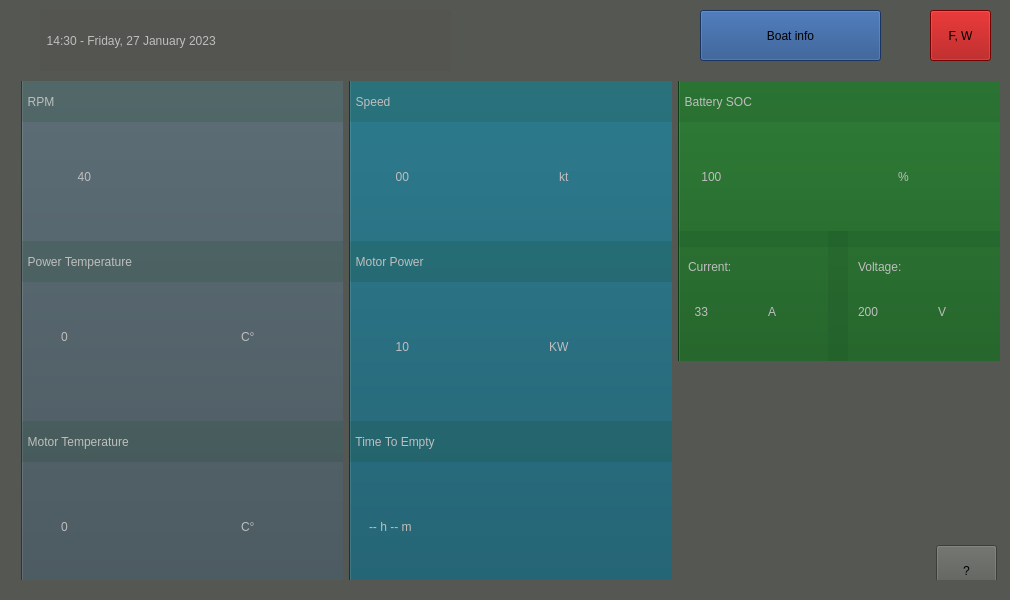
Old version of the form apps/huracanXsantoka/mainwindow.ui in the repository GiovanniRaseraF/santoka_qt.
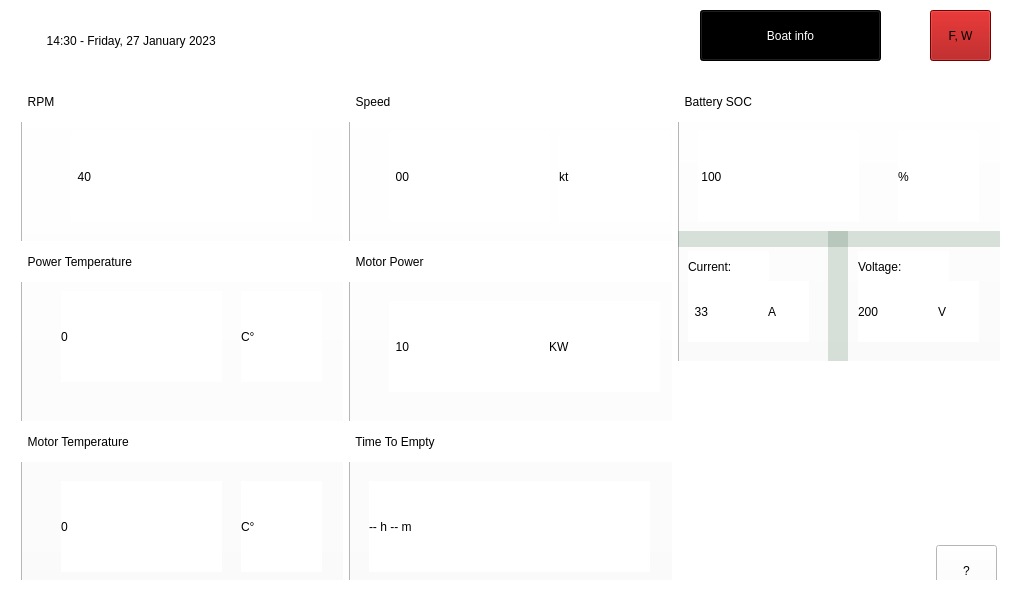
New version of the form. Icons and pictures are not drawn.

Commit message: ui: add white background

What changed in the file:
```diff
--- a/apps/huracanXsantoka/mainwindow.ui
+++ b/apps/huracanXsantoka/mainwindow.ui
@@ -23,7 +23,7 @@
    <string/>
   </property>
   <property name="styleSheet">
-   <string notr="true">background-color: rgb(85, 87, 83)</string>
+   <string notr="true">background-color: rgb(255, 255, 255);</string>
   </property>
   <widget class="QWidget" name="centralWidget">
    <widget class="QWidget" name="horizontalLayoutWidget">
@@ -50,7 +50,7 @@
            </rect>
           </property>
           <property name="styleSheet">
-           <string notr="true">background-color:rgb(60, 76, 84);</string>
+           <string notr="true">background-color:rgb(255, 255, 255);</string>
           </property>
           <property name="text">
            <string/>
@@ -75,7 +75,8 @@
            <string>&lt;html&gt;&lt;head/&gt;&lt;body&gt;&lt;p align=&quot;center&quot;&gt;&lt;br/&gt;&lt;/p&gt;&lt;/body&gt;&lt;/html&gt;</string>
           </property>
           <property name="styleSheet">
-           <string notr="true">background-color: rgba(16, 73, 31,40);
+           <string notr="true">background-color: rgb(255, 255, 255);
+color:rgb(0,0,0);
 font: 20pt &quot;Ubuntu&quot;;</string>
           </property>
           <property name="text">
@@ -101,7 +102,8 @@
            <string>&lt;html&gt;&lt;head/&gt;&lt;body&gt;&lt;p align=&quot;center&quot;&gt;&lt;br/&gt;&lt;/p&gt;&lt;/body&gt;&lt;/html&gt;</string>
           </property>
           <property name="styleSheet">
-           <string notr="true">background-color: rgba(16, 73, 31,40);
+           <string notr="true">background-color: rgb(255, 255, 255);
+color:rgb(0,0,0);
 font: 20pt &quot;Ubuntu&quot;;</string>
           </property>
           <property name="text">
@@ -121,7 +123,8 @@
            </rect>
           </property>
           <property name="styleSheet">
-           <string notr="true">background-color: rgba(16, 73, 31,0);
+           <string notr="true">background-color: rgb(255, 255, 255);
+color:rgb(0,0,0);
 font: 50pt &quot;Ubuntu&quot;;</string>
           </property>
           <property name="text">
@@ -141,7 +144,8 @@
            </rect>
           </property>
           <property name="styleSheet">
-           <string notr="true">background-color: rgba(16, 73, 31,0);
+           <string notr="true">background-color: rgb(255, 255, 255);
+color:rgb(0,0,0);
 font: 50pt &quot;Ubuntu&quot;;</string>
           </property>
           <property name="text">
@@ -167,7 +171,8 @@
            <string>&lt;html&gt;&lt;head/&gt;&lt;body&gt;&lt;p align=&quot;center&quot;&gt;&lt;br/&gt;&lt;/p&gt;&lt;/body&gt;&lt;/html&gt;</string>
           </property>
           <property name="styleSheet">
-           <string notr="true">background-color: rgba(16, 73, 31,40);
+           <string notr="true">background-color: rgb(255, 255, 255);
+color:rgb(0,0,0);
 font: 20pt &quot;Ubuntu&quot;;</string>
           </property>
           <property name="text">
@@ -187,7 +192,8 @@
            </rect>
           </property>
           <property name="styleSheet">
-           <string notr="true">background-color: rgba(16, 73, 31,0);
+           <string notr="true">background-color: rgb(255, 255, 255);
+color:rgb(0,0,0);
 font: 50pt &quot;Ubuntu&quot;;</string>
           </property>
           <property name="text">
@@ -207,7 +213,8 @@
            </rect>
           </property>
           <property name="styleSheet">
-           <string notr="true">background-color: rgba(16, 73, 31,0);
+           <string notr="true">background-color: rgb(255, 255, 255);
+color:rgb(0,0,0);
 font: 50pt &quot;Ubuntu&quot;;</string>
           </property>
           <property name="text">
@@ -247,7 +254,8 @@
            </rect>
           </property>
           <property name="styleSheet">
-           <string notr="true">background-color: rgba(16, 73, 31,0);
+           <string notr="true">background-color: rgb(255, 255, 255);
+color:rgb(0,0,0);
 font: 50pt &quot;Ubuntu&quot;;</string>
           </property>
           <property name="text">
@@ -272,7 +280,7 @@
            </rect>
           </property>
           <property name="styleSheet">
-           <string notr="true">background-color: rgb(9, 80, 99);
+           <string notr="true">background-color: rgb(255, 255, 255);
 </string>
           </property>
           <property name="text">
@@ -292,7 +300,8 @@
            </rect>
           </property>
           <property name="styleSheet">
-           <string notr="true">background-color: rgba(16, 73, 31,0);
+           <string notr="true">background-color: rgb(255, 255, 255);
+color:rgb(0,0,0);
 font: 50pt &quot;Ubuntu&quot;;</string>
           </property>
           <property name="text">
@@ -312,7 +321,8 @@
            </rect>
           </property>
           <property name="styleSheet">
-           <string notr="true">background-color: rgba(16, 73, 31,0);
+           <string notr="true">background-color: rgb(255, 255, 255);
+color:rgb(0,0,0);
 font: 30pt &quot;Ubuntu&quot;;</string>
           </property>
           <property name="text">
@@ -338,7 +348,8 @@
            <string>&lt;html&gt;&lt;head/&gt;&lt;body&gt;&lt;p align=&quot;center&quot;&gt;&lt;br/&gt;&lt;/p&gt;&lt;/body&gt;&lt;/html&gt;</string>
           </property>
           <property name="styleSheet">
-           <string notr="true">background-color: rgba(16, 73, 31,40);
+           <string notr="true">background-color: rgb(255, 255, 255);
+color:rgb(0,0,0);
 font: 20pt &quot;Ubuntu&quot;;</string>
           </property>
           <property name="text">
@@ -364,7 +375,8 @@
            <string>&lt;html&gt;&lt;head/&gt;&lt;body&gt;&lt;p align=&quot;center&quot;&gt;&lt;br/&gt;&lt;/p&gt;&lt;/body&gt;&lt;/html&gt;</string>
           </property>
           <property name="styleSheet">
-           <string notr="true">background-color: rgba(16, 73, 31,40);
+           <string notr="true">background-color: rgb(255, 255, 255);
+color:rgb(0,0,0);
 font: 20pt &quot;Ubuntu&quot;;</string>
           </property>
           <property name="text">
@@ -390,7 +402,8 @@
            <string>&lt;html&gt;&lt;head/&gt;&lt;body&gt;&lt;p align=&quot;center&quot;&gt;&lt;br/&gt;&lt;/p&gt;&lt;/body&gt;&lt;/html&gt;</string>
           </property>
           <property name="styleSheet">
-           <string notr="true">background-color: rgba(16, 73, 31,40);
+           <string notr="true">background-color: rgb(255, 255, 255);
+color:rgb(0,0,0);
 font: 20pt &quot;Ubuntu&quot;;</string>
           </property>
           <property name="text">
@@ -410,7 +423,8 @@
            </rect>
           </property>
           <property name="styleSheet">
-           <string notr="true">background-color: rgba(16, 73, 31,0);
+           <string notr="true">background-color: rgb(255, 255, 255);
+color:rgb(0,0,0);
 font: 50pt &quot;Ubuntu&quot;;</string>
           </property>
           <property name="text">
@@ -430,7 +444,8 @@
            </rect>
           </property>
           <property name="styleSheet">
-           <string notr="true">background-color: rgba(16, 73, 31,0);
+           <string notr="true">background-color: rgb(255, 255, 255);
+color:rgb(0,0,0);
 font: 50pt &quot;Ubuntu&quot;;</string>
           </property>
           <property name="text">
@@ -470,7 +485,8 @@
            </rect>
           </property>
           <property name="styleSheet">
-           <string notr="true">background-color: rgba(16, 73, 31,0);
+           <string notr="true">background-color: rgb(255, 255, 255);
+color:rgb(0,0,0);
 font: 40pt &quot;Ubuntu&quot;;</string>
           </property>
           <property name="text">
@@ -506,7 +522,7 @@
           </property>
           <property name="styleSheet">
            <string notr="true">
-background-color: rgb(14, 86, 22);</string>
+background-color: rgb(255, 255, 255);</string>
           </property>
           <property name="text">
            <string/>
@@ -531,7 +547,8 @@
            <string>&lt;html&gt;&lt;head/&gt;&lt;body&gt;&lt;p align=&quot;center&quot;&gt;&lt;br/&gt;&lt;/p&gt;&lt;/body&gt;&lt;/html&gt;</string>
           </property>
           <property name="styleSheet">
-           <string notr="true">background-color: rgba(16, 73, 31,40);
+           <string notr="true">background-color: rgb(255, 255, 255);
+color:rgb(0,0,0);
 font: 20pt &quot;Ubuntu&quot;;</string>
           </property>
           <property name="text">
@@ -551,7 +568,8 @@
            </rect>
           </property>
           <property name="styleSheet">
-           <string notr="true">background-color: rgba(16, 73, 31,0);
+           <string notr="true">background-color: rgb(255, 255, 255);
+color:rgb(0,0,0);
 font: 15pt &quot;Ubuntu&quot;;</string>
           </property>
           <property name="text">
@@ -571,7 +589,8 @@
            </rect>
           </property>
           <property name="styleSheet">
-           <string notr="true">background-color: rgba(16, 73, 31,0);
+           <string notr="true">background-color: rgb(255, 255, 255);
+color:rgb(0,0,0);
 font: 20pt &quot;Ubuntu&quot;;</string>
           </property>
           <property name="text">
@@ -611,7 +630,8 @@
            </rect>
           </property>
           <property name="styleSheet">
-           <string notr="true">background-color: rgba(16, 73, 31,0);
+           <string notr="true">background-color: rgb(255, 255, 255);
+color:rgb(0,0,0);
 font: 20pt &quot;Ubuntu&quot;;</string>
           </property>
           <property name="text">
@@ -631,7 +651,8 @@
            </rect>
           </property>
           <property name="styleSheet">
-           <string notr="true">background-color: rgba(16, 73, 31,0);
+           <string notr="true">background-color: rgb(255, 255, 255);
+color:rgb(0,0,0);
 font: 30pt &quot;Ubuntu&quot;;</string>
           </property>
           <property name="text">
@@ -677,7 +698,8 @@
            </rect>
           </property>
           <property name="styleSheet">
-           <string notr="true">background-color: rgba(16, 73, 31,0);
+           <string notr="true">background-color: rgb(255, 255, 255);
+color:rgb(0,0,0);
 font: 30pt &quot;Ubuntu&quot;;</string>
           </property>
           <property name="text">
@@ -697,7 +719,8 @@
            </rect>
           </property>
           <property name="styleSheet">
-           <string notr="true">background-color: rgba(16, 73, 31,0);
+           <string notr="true">background-color: rgb(255, 255, 255);
+color:rgb(0,0,0);
 font: 15pt &quot;Ubuntu&quot;;</string>
           </property>
           <property name="text">
@@ -761,7 +784,8 @@
            </rect>
           </property>
           <property name="styleSheet">
-           <string notr="true">background-color: rgba(16, 73, 31,0);
+           <string notr="true">background-color: rgb(255, 255, 255);
+color:rgb(0,0,0);
 
 font: 50pt &quot;Ubuntu&quot;;</string>
           </property>
@@ -782,7 +806,8 @@
            </rect>
           </property>
           <property name="styleSheet">
-           <string notr="true">background-color: rgba(16, 73, 31,0);
+           <string notr="true">background-color: rgb(255, 255, 255);
+color:rgb(0,0,0);
 font: 50pt &quot;Ubuntu&quot;;</string>
           </property>
           <property name="text">
@@ -821,7 +846,8 @@
      </rect>
     </property>
     <property name="styleSheet">
-     <string notr="true">background-color: rgba(75, 77, 73, 40);
+     <string notr="true">background-color: rgb(255, 255, 255);
+color:rgb(0,0,0);
 font: 15pt &quot;Ubuntu&quot;;</string>
     </property>
     <property name="text">
@@ -854,7 +880,8 @@
      </rect>
     </property>
     <property name="styleSheet">
-     <string notr="true">background-color: rgb(32, 74, 135)</string>
+     <string notr="true">background-color: rgb(0,0,0);
+color:rgb(255, 255, 255);</string>
     </property>
     <property name="text">
      <string>Boat info</string>
```
The commit also changes 1 other file.
